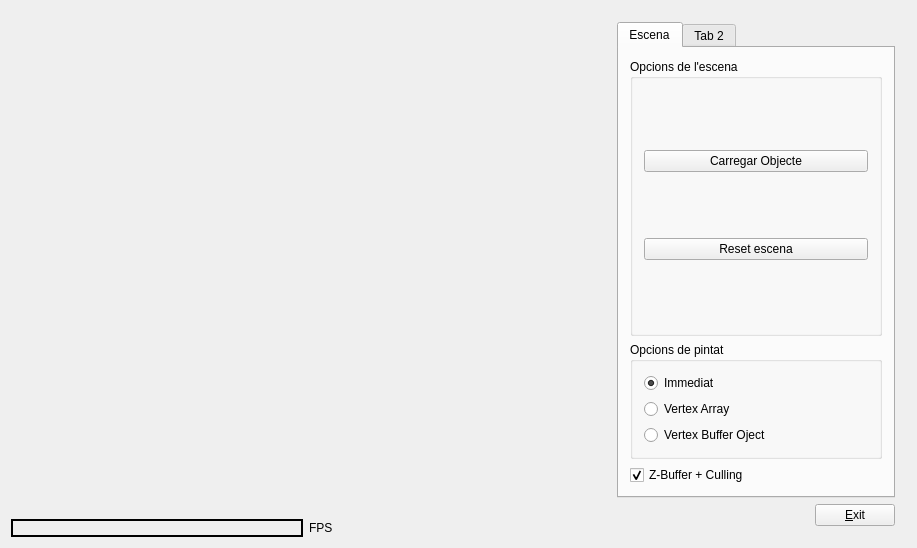
Qt form app/principal.ui (Dani-Mora/va-projecte) before a commit.
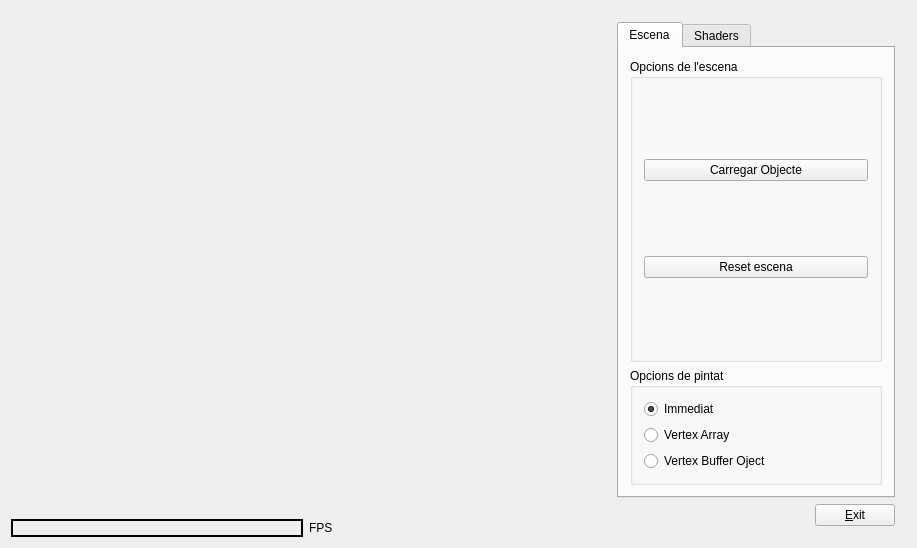
The same form after that commit. Custom widgets are drawn as their Qt base class.

Commit message: Eliminat el botó de z-buffer que no tenia cap utilitat ja.

```diff
--- a/app/principal.ui
+++ b/app/principal.ui
@@ -210,24 +210,22 @@
               </layout>
              </widget>
             </item>
+           </layout>
+          </widget>
+          <widget class="QWidget" name="tab_2">
+           <attribute name="title">
+            <string>Shaders</string>
+           </attribute>
+           <layout class="QVBoxLayout" name="verticalLayout_7">
             <item>
-             <widget class="QCheckBox" name="checkBox_3">
+             <widget class="QPushButton" name="shaderLoader">
               <property name="text">
-               <string>Z-Buffer + Culling</string>
-              </property>
-              <property name="checked">
-               <bool>true</bool>
+               <string>Carregar Shader</string>
               </property>
              </widget>
             </item>
            </layout>
           </widget>
-          <widget class="QWidget" name="tab_2">
-           <attribute name="title">
-            <string>Tab 2</string>
-           </attribute>
-           <layout class="QVBoxLayout" name="verticalLayout_7"/>
-          </widget>
          </widget>
         </item>
         <item>
```
Left out of the diff: 16 changed lines with no effect on the pictures. The commit also changes 1 other file.
